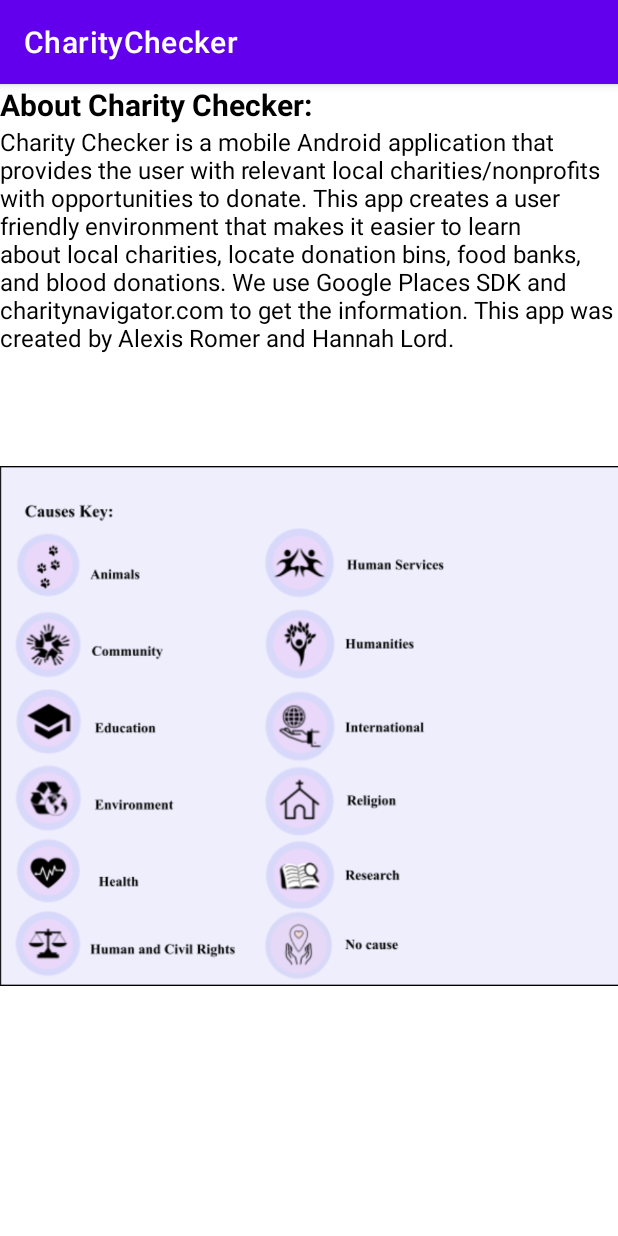
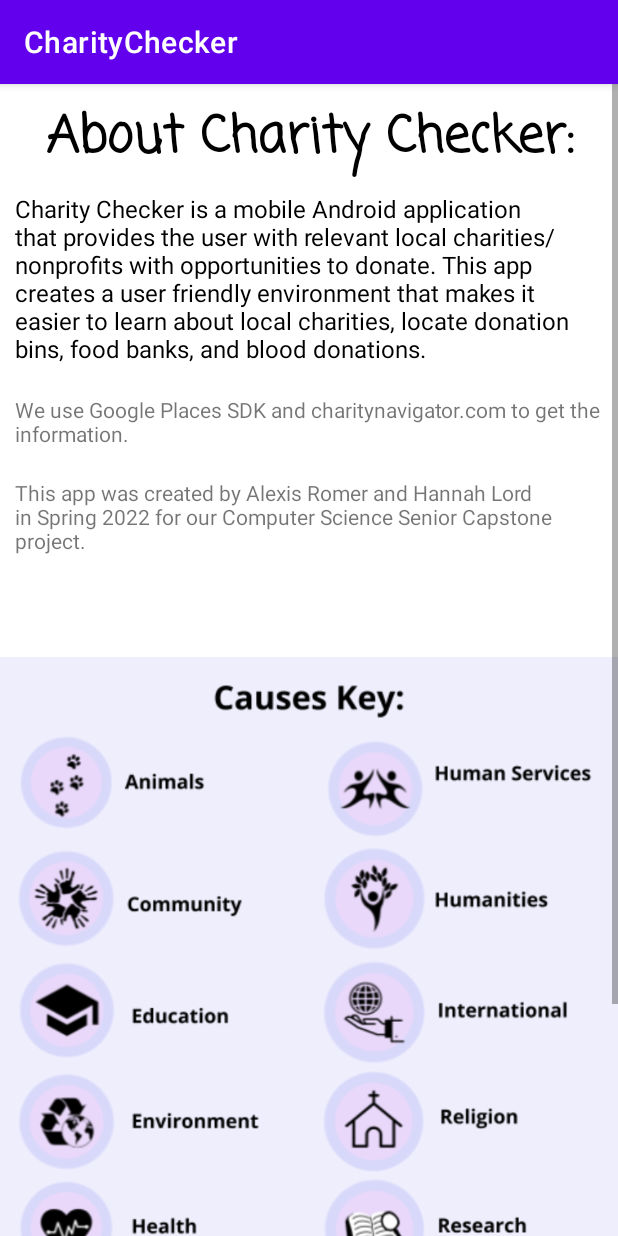
Before and after one commit to alexisromer/CharityChecker, an Android app: the aboutActivity screen opened directly, with no data from a screen before it, on a phone screen of 412 x 824 dp. Run offline under Robolectric (Android 15) with nearby library versions, the phone set to English and light mode, and no system bars.

Commit message:
Hid API Key, added DonBin map activity, changed image for about

```diff
--- a/app/src/main/res/layout/activity_about.xml
+++ b/app/src/main/res/layout/activity_about.xml
@@ -27,23 +27,46 @@
                 android:id="@+id/aboutTextView"
                 android:layout_width="match_parent"
                 android:layout_height="wrap_content"
+                android:layout_marginTop="10dp"
+                android:fontFamily="casual"
                 android:text="About Charity Checker:"
+                android:textAlignment="center"
                 android:textColor="#000000"
-                android:textSize="20sp"
-                android:textStyle="bold"/>
+                android:textSize="34sp"
+                android:textStyle="bold" />
 
             <TextView
                 android:id="@+id/descriptionTextView"
                 android:layout_width="match_parent"
                 android:layout_height="wrap_content"
+                android:layout_marginLeft="10dp"
+                android:layout_marginTop="10dp"
+                android:layout_marginRight="10dp"
+                android:layout_marginBottom="10dp"
                 android:text="@string/charity_description"
+                android:textAlignment="viewStart"
                 android:textColor="#000000"
                 android:textSize="16sp" />
+
+            <TextView
+                android:id="@+id/textView"
+                android:layout_width="match_parent"
+                android:layout_height="wrap_content"
+                android:layout_margin="10dp"
+                android:text="@string/attribution" />
+
+            <TextView
+                android:id="@+id/textView2"
+                android:layout_width="match_parent"
+                android:layout_height="wrap_content"
+                android:layout_margin="10dp"
+                android:text="@string/us" />
+
             <ImageView
                 android:id="@+id/keyImageView"
                 android:layout_width="wrap_content"
                 android:layout_height="match_parent"
-                app:srcCompat="@drawable/key">
+                app:srcCompat="@drawable/logos">
             </ImageView>
         </LinearLayout>
     </ScrollView>
--- a/app/src/main/res/values/strings.xml
+++ b/app/src/main/res/values/strings.xml
@@ -1,6 +1,8 @@
 <resources>
     <string name="app_name">CharityChecker</string>
     <string name="title_activity_food_bank_map">FoodBankMapActivity</string>
-    <string name="charity_description">Charity Checker is a mobile Android application that provides the user with relevant local charities/nonprofits with opportunities to donate. This app creates a user friendly environment that makes it easier to learn about local charities, locate donation bins, food banks, and blood donations. We use Google Places SDK and charitynavigator.com to get the information. This app was created by Alexis Romer and Hannah Lord. </string>
+    <string name="charity_description">Charity Checker is a mobile Android application that provides the user with relevant local charities/nonprofits with opportunities to donate. This app creates a user friendly environment that makes it easier to learn about local charities, locate donation bins, food banks, and blood donations. </string>
+    <string name="attribution"> We use Google Places SDK and charitynavigator.com to get the information.</string>
+    <string name="us"> This app was created by Alexis Romer and Hannah Lord in Spring 2022 for our Computer Science Senior Capstone project.</string>
     <string name="title_activity_don_bin_map">DonBinMapActivity</string>
 </resources>
```
Also changed, not shown: app/src/main/res/drawable-v24/logos.png (added).
